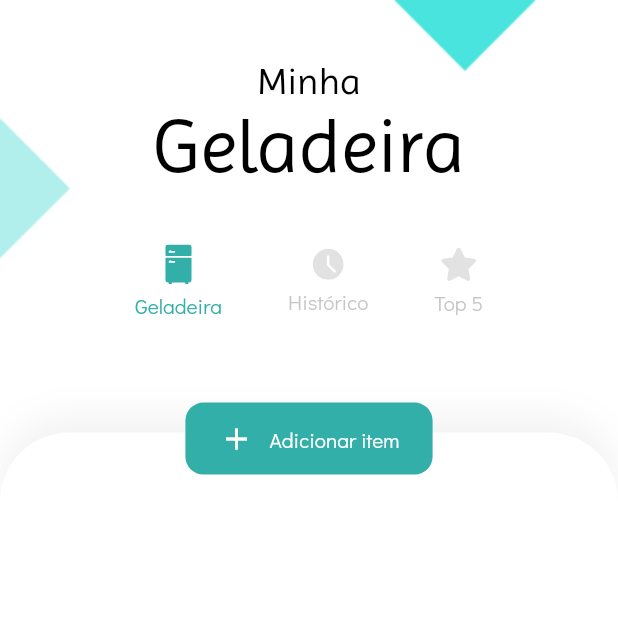
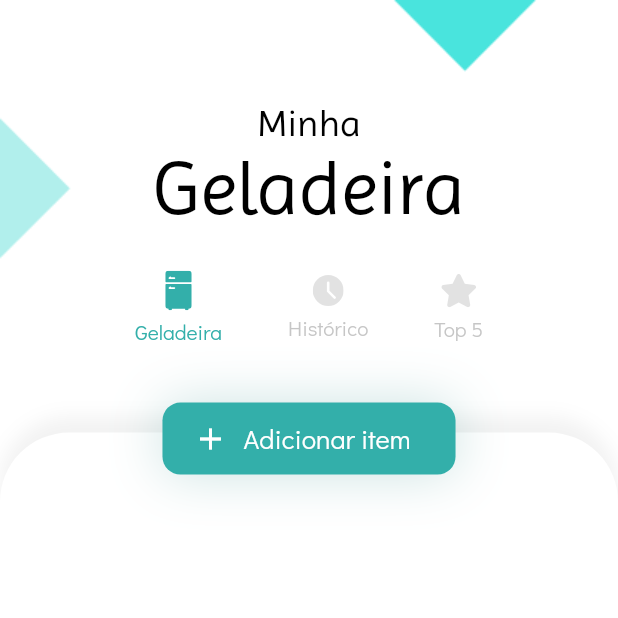
Before and after one commit to jemluz/flutter-fridge, a Flutter app: the screen it shows after launch, on a phone screen of 412 x 824 dp, the top half of it. Run offline on Flutter 3.47's test engine with Material 2 defaults, Android fonts, the phone set to English and light mode, and no system bars; our stand-ins replace flutter_svg.

Commit message:
preparação dos dados

```diff
--- a/lib/screens/fridge/fridge_content.dart
+++ b/lib/screens/fridge/fridge_content.dart
@@ -12,7 +12,25 @@ class FridgeContent extends StatelessWidget {
       child: Stack(
         alignment: Alignment.center,
         children: <Widget>[
-          Container(
+          ContentBackground(size: size),
+          MainButton()
+        ],
+      ),
+    );
+  }
+}
+
+class ContentBackground extends StatelessWidget {
+  const ContentBackground({
+    Key key,
+    @required this.size,
+  }) : super(key: key);
+
+  final Size size;
+
+  @override
+  Widget build(BuildContext context) {
+    return Container(
       height: size.height * .65,
       width: size.width,
       margin: EdgeInsets.only(top: 20),
@@ -26,27 +44,43 @@ class FridgeContent extends StatelessWidget {
         boxShadow: <BoxShadow>[
           BoxShadow(
             offset: Offset(0, -10),
-                  blurRadius: 20,
+            blurRadius: 10,
             color: AppColors.BLACK.withOpacity(.05),
           )
         ],
       ),
-          ),
-          Positioned(
+    );
+  }
+}
+
+class MainButton extends StatelessWidget {
+  const MainButton({
+    Key key,
+  }) : super(key: key);
+
+  @override
+  Widget build(BuildContext context) {
+    return Positioned(
       top: 0,
       child: InkWell(
         onTap: () {},
         borderRadius: BorderRadius.circular(16),
-              highlightColor: AppColors.GREEN_n51.withOpacity(.2),
+        highlightColor: Theme.of(context).primaryColor.withOpacity(.2),
         child: Container(
-                width: size.width * .4,
           padding: EdgeInsets.symmetric(
-                  horizontal: 12,
+            horizontal: 20,
             vertical: 12,
           ),
           decoration: BoxDecoration(
             color: Theme.of(context).primaryColor,
             borderRadius: BorderRadius.circular(12),
+            boxShadow: <BoxShadow>[
+              BoxShadow(
+                offset: Offset(0, 0),
+                blurRadius: 30,
+                color: Theme.of(context).colorScheme.secondary.withOpacity(.20)
+              )
+            ]
           ),
           child: Row(
             mainAxisAlignment: MainAxisAlignment.center,
@@ -60,16 +94,15 @@ class FridgeContent extends StatelessWidget {
                 'Adicionar item',
                 style: TextStyle(
                   color: Colors.white,
-                        fontSize: 14,
+                  fontSize: 18,
+                  fontWeight: FontWeight.w500
                 ),
-                    )
+              ),
+              SizedBox(width: 10),
             ],
           ),
         ),
       ),
-          )
-        ],
-      ),
     );
   }
 }
--- a/lib/screens/home_sreen.dart
+++ b/lib/screens/home_sreen.dart
@@ -42,11 +42,11 @@ class _HomeScreenState extends State<HomeScreen> {
               child: Column(
                 children: [
                   // header
-                  Spacer(),
+                  Spacer(flex: 3),
                   Logo(),
-                  SizedBox(height: 20),
+                  SizedBox(height: 10),
                   menuBuild(),
-                  Spacer(),
+                  Spacer(flex: 1),
 
                   _children[_currentIndex],
 
--- a/pubspec.yaml
+++ b/pubspec.yaml
@@ -23,6 +23,8 @@ environment:
 dependencies:
   flutter:
     sdk: flutter
+  provider: ^4.0.5
+  http: ^0.12.1
 
 
   # The following adds the Cupertino Icons font to your application.
```
Also changed, not shown: lib/models/product.dart (+36 -4 lines), lib/models/products.dart (added, +40 -0 lines). Lines whose indentation alone changed are shown as unchanged.
